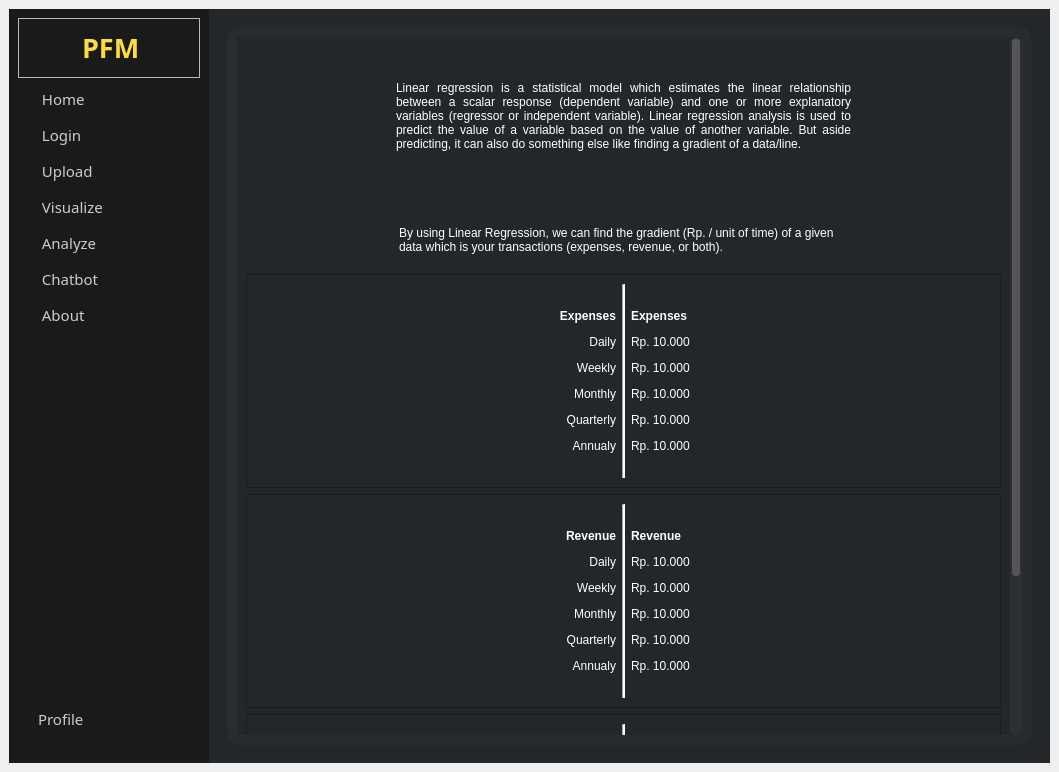
The window that UI/Master.ui (AtlasCJr/pfm) describes before a commit, drawn with Qt 5.
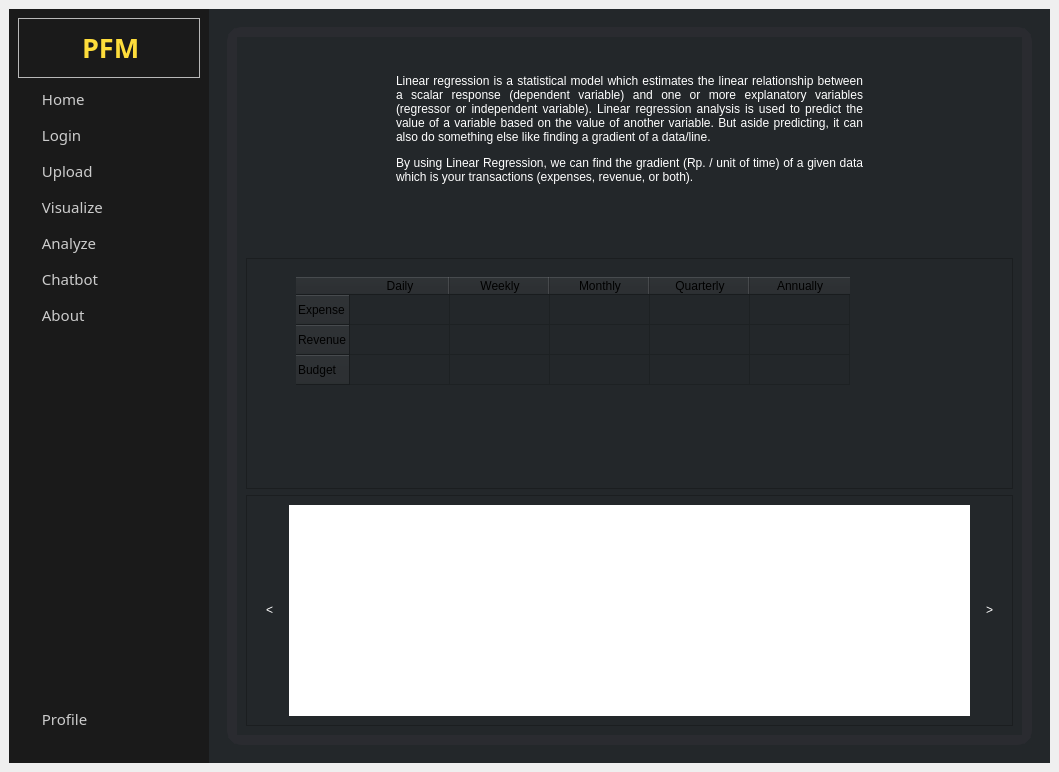
The same window after the commit. The open tabs and pages were chosen to show the change. Icons and pictures are not drawn.

Commit message: Added 'Analyze' table

What changed in the file:
```diff
--- a/UI/Master.ui
+++ b/UI/Master.ui
@@ -363,7 +363,7 @@
 text-align: left;</string>
          </property>
          <property name="text">
-          <string>Profile</string>
+          <string> Profile</string>
          </property>
          <property name="icon">
           <iconset>
@@ -1854,14 +1854,14 @@
                <rect>
                 <x>0</x>
                 <y>0</y>
-                <width>773</width>
-                <height>900</height>
+                <width>785</width>
+                <height>698</height>
                </rect>
               </property>
               <property name="minimumSize">
                <size>
                 <width>0</width>
-                <height>900</height>
+                <height>0</height>
                </size>
               </property>
               <layout class="QVBoxLayout" name="verticalLayout_21">
@@ -1884,7 +1884,7 @@
 padding: 0 150px;</string>
                  </property>
                  <property name="text">
-                  <string>&lt;html&gt;&lt;head/&gt;&lt;body&gt;&lt;p&gt;Linear regression is a statistical model which estimates the linear relationship between a scalar response (dependent variable) and one or more explanatory variables (regressor or independent variable). Linear regression analysis is used to predict the value of a variable based on the value of another variable. But aside predicting, it can also do something else like finding a gradient of a data/line.&lt;/p&gt;&lt;/body&gt;&lt;/html&gt;</string>
+                  <string>&lt;html&gt;&lt;head/&gt;&lt;body&gt;&lt;p&gt;Linear regression is a statistical model which estimates the linear relationship between a scalar response (dependent variable) and one or more explanatory variables (regressor or independent variable). Linear regression analysis is used to predict the value of a variable based on the value of another variable. But aside predicting, it can also do something else like finding a gradient of a data/line.&lt;/p&gt;&lt;p&gt;By using Linear Regression, we can find the gradient (Rp. / unit of time) of a given data which is your transactions (expenses, revenue, or both).&lt;/p&gt;&lt;/body&gt;&lt;/html&gt;</string>
                  </property>
                  <property name="alignment">
                   <set>Qt::AlignJustify|Qt::AlignVCenter</set>
@@ -1898,91 +1898,159 @@
                 </widget>
                </item>
                <item>
-                <widget class="QLabel" name="label_13">
-                 <property name="sizePolicy">
-                  <sizepolicy hsizetype="Preferred" vsizetype="Maximum">
-                   <horstretch>0</horstretch>
-                   <verstretch>0</verstretch>
-                  </sizepolicy>
+                <spacer name="verticalSpacer_10">
+                 <property name="orientation">
+                  <enum>Qt::Vertical</enum>
                  </property>
-                 <property name="text">
-                  <string/>
+                 <property name="sizeType">
+                  <enum>QSizePolicy::Fixed</enum>
                  </property>
-                 <property name="pixmap">
-                  <pixmap>../Assets/linreg_img.png</pixmap>
-                 </property>
-                 <property name="alignment">
-                  <set>Qt::AlignCenter</set>
-                 </property>
-                </widget>
-               </item>
-               <item>
-                <widget class="QLabel" name="label_12">
-                 <property name="sizePolicy">
-                  <sizepolicy hsizetype="Preferred" vsizetype="Maximum">
-                   <horstretch>0</horstretch>
-                   <verstretch>0</verstretch>
-                  </sizepolicy>
-                 </property>
-                 <property name="minimumSize">
+                 <property name="sizeHint" stdset="0">
                   <size>
-                   <width>0</width>
-                   <height>50</height>
+                   <width>20</width>
+                   <height>40</height>
                   </size>
                  </property>
-                 <property name="styleSheet">
-                  <string notr="true">color: rgb(255, 255, 255);
-padding: 0 150px;</string>
-                 </property>
-                 <property name="text">
-                  <string>By using Linear Regression, we can find the gradient (Rp. / unit of time) of a given data which is your transactions (expenses, revenue, or both).</string>
-                 </property>
-                 <property name="wordWrap">
-                  <bool>true</bool>
-                 </property>
-                </widget>
+                </spacer>
                </item>
                <item>
                 <widget class="QFrame" name="frame_21">
+                 <property name="sizePolicy">
+                  <sizepolicy hsizetype="Preferred" vsizetype="Preferred">
+                   <horstretch>0</horstretch>
+                   <verstretch>0</verstretch>
+                  </sizepolicy>
+                 </property>
                  <property name="frameShape">
                   <enum>QFrame::StyledPanel</enum>
                  </property>
                  <property name="frameShadow">
                   <enum>QFrame::Raised</enum>
                  </property>
-                 <layout class="QHBoxLayout" name="horizontalLayout_16">
+                 <layout class="QHBoxLayout" name="horizontalLayout_7">
                   <item>
-                   <widget class="QLabel" name="label_14">
-                    <property name="styleSheet">
-                     <string notr="true">color: rgb(255, 255, 255);</string>
+                   <spacer name="horizontalSpacer_3">
+                    <property name="orientation">
+                     <enum>Qt::Horizontal</enum>
                     </property>
-                    <property name="text">
-                     <string>&lt;html&gt;&lt;head/&gt;&lt;body&gt;&lt;p&gt;&lt;span style=&quot; font-weight:600;&quot;&gt;Expenses&lt;/span&gt;&lt;/p&gt;&lt;p&gt;Daily&lt;/p&gt;&lt;p&gt;Weekly&lt;/p&gt;&lt;p&gt;Monthly&lt;/p&gt;&lt;p&gt;Quarterly&lt;/p&gt;&lt;p&gt;Annualy&lt;/p&gt;&lt;/body&gt;&lt;/html&gt;</string>
+                    <property name="sizeType">
+                     <enum>QSizePolicy::Fixed</enum>
                     </property>
-                    <property name="alignment">
-                     <set>Qt::AlignRight|Qt::AlignTrailing|Qt::AlignVCenter</set>
+                    <property name="sizeHint" stdset="0">
+                     <size>
+                      <width>40</width>
+                      <height>20</height>
+                     </size>
                     </property>
-                   </widget>
+                   </spacer>
                   </item>
                   <item>
-                   <widget class="Line" name="line_2">
+                   <widget class="QTableWidget" name="linregTable">
+                    <property name="sizePolicy">
+                     <sizepolicy hsizetype="Preferred" vsizetype="Maximum">
+                      <horstretch>0</horstretch>
+                      <verstretch>0</verstretch>
+                     </sizepolicy>
+                    </property>
                     <property name="styleSheet">
-                     <string notr="true">background-color: rgb(255, 255, 255);</string>
+                     <string notr="true">QHeaderView::section {
+	color: black;
+}
+
+QTableWidget::item {
+	color: white;
+}</string>
                     </property>
-                    <property name="orientation">
-                     <enum>Qt::Vertical</enum>
+                    <property name="frameShape">
+                     <enum>QFrame::NoFrame</enum>
                     </property>
+                    <property name="editTriggers">
+                     <set>QAbstractItemView::NoEditTriggers</set>
+                    </property>
+                    <property name="showGrid">
+                     <bool>true</bool>
+                    </property>
+                    <property name="wordWrap">
+                     <bool>true</bool>
+                    </property>
+                    <attribute name="horizontalHeaderVisible">
+                     <bool>true</bool>
+                    </attribute>
+                    <attribute name="horizontalHeaderCascadingSectionResizes">
+                     <bool>false</bool>
+                    </attribute>
+                    <attribute name="horizontalHeaderHighlightSections">
+                     <bool>true</bool>
+                    </attribute>
+                    <attribute name="horizontalHeaderMinimumSectionSize">
+                     <number>39</number>
+                    </attribute>
+                    <attribute name="horizontalHeaderStretchLastSection">
+                     <bool>false</bool>
+                    </attribute>
+                    <attribute name="verticalHeaderShowSortIndicator" stdset="0">
+                     <bool>false</bool>
+                    </attribute>
+                    <attribute name="verticalHeaderStretchLastSection">
+                     <bool>false</bool>
+                    </attribute>
+                    <row>
+                     <property name="text">
+                      <string>Expense</string>
+                     </property>
+                    </row>
+                    <row>
+                     <property name="text">
+                      <string>Revenue</string>
+                     </property>
+                    </row>
+                    <row>
+                     <property name="text">
+                      <string>Budget</string>
+                     </property>
+                    </row>
+                    <column>
+                     <property name="text">
+                      <string>Daily</string>
+                     </property>
+                    </column>
+                    <column>
+                     <property name="text">
+                      <string>Weekly</string>
+                     </property>
+                    </column>
+                    <column>
+                     <property name="text">
+                      <string>Monthly</string>
+                     </property>
+                    </column>
+                    <column>
+                     <property name="text">
+                      <string>Quarterly</string>
+                     </property>
+                    </column>
+                    <column>
+                     <property name="text">
+                      <string>Annually</string>
+                     </property>
+                    </column>
                    </widget>
                   </item>
                   <item>
-                   <widget class="QLabel" name="label_15">
-                    <property name="styleSheet">
-                     <string notr="true">color: rgb(255, 255, 255);</string>
+                   <spacer name="horizontalSpacer_4">
+                    <property name="orientation">
+                     <enum>Qt::Horizontal</enum>
                     </property>
-                    <property name="text">
-                     <string>&lt;html&gt;&lt;head/&gt;&lt;body&gt;&lt;p&gt;&lt;span style=&quot; font-weight:600;&quot;&gt;Expenses&lt;/span&gt;&lt;/p&gt;&lt;p&gt;Rp. 10.000&lt;/p&gt;&lt;p&gt;Rp. 10.000&lt;/p&gt;&lt;p&gt;Rp. 10.000&lt;/p&gt;&lt;p&gt;Rp. 10.000&lt;/p&gt;&lt;p&gt;Rp. 10.000&lt;/p&gt;&lt;/body&gt;&lt;/html&gt;</string>
+                    <property name="sizeType">
+                     <enum>QSizePolicy::Fixed</enum>
                     </property>
-                   </widget>
+                    <property name="sizeHint" stdset="0">
+                     <size>
+                      <width>40</width>
+                      <height>20</height>
+                     </size>
+                    </property>
+                   </spacer>
                   </item>
                  </layout>
                 </widget>
@@ -1995,82 +2063,47 @@
                  <property name="frameShadow">
                   <enum>QFrame::Raised</enum>
                  </property>
-                 <layout class="QHBoxLayout" name="horizontalLayout_17">
+                 <layout class="QHBoxLayout" name="horizontalLayout_16">
                   <item>
-                   <widget class="QLabel" name="label_16">
+                   <widget class="QPushButton" name="pushButton">
+                    <property name="sizePolicy">
+                     <sizepolicy hsizetype="Maximum" vsizetype="Maximum">
+                      <horstretch>0</horstretch>
+                      <verstretch>0</verstretch>
+                     </sizepolicy>
+                    </property>
                     <property name="styleSheet">
-                     <string notr="true">color: rgb(255, 255, 255);</string>
+                     <string notr="true">border: none;
+color: rgb(255, 255, 255);
+padding: 10px;</string>
                     </property>
                     <property name="text">
-                     <string>&lt;html&gt;&lt;head/&gt;&lt;body&gt;&lt;p&gt;&lt;span style=&quot; font-weight:600;&quot;&gt;Revenue&lt;/span&gt;&lt;/p&gt;&lt;p&gt;Daily&lt;/p&gt;&lt;p&gt;Weekly&lt;/p&gt;&lt;p&gt;Monthly&lt;/p&gt;&lt;p&gt;Quarterly&lt;/p&gt;&lt;p&gt;Annualy&lt;/p&gt;&lt;/body&gt;&lt;/html&gt;</string>
+                     <string>&lt;</string>
                     </property>
-                    <property name="alignment">
-                     <set>Qt::AlignRight|Qt::AlignTrailing|Qt::AlignVCenter</set>
-                    </property>
                    </widget>
                   </item>
                   <item>
-                   <widget class="Line" name="line_3">
+                   <widget class="QWidget" name="widget" native="true">
                     <property name="styleSheet">
                      <string notr="true">background-color: rgb(255, 255, 255);</string>
                     </property>
-                    <property name="orientation">
-                     <enum>Qt::Vertical</enum>
-                    </property>
                    </widget>
                   </item>
                   <item>
-                   <widget class="QLabel" name="label_17">
-                    <property name="styleSheet">
-                     <string notr="true">color: rgb(255, 255, 255);</string>
+                   <widget class="QPushButton" name="pushButton_2">
+                    <property name="sizePolicy">
+                     <sizepolicy hsizetype="Maximum" vsizetype="Maximum">
+                      <horstretch>0</horstretch>
+                      <verstretch>0</verstretch>
+                     </sizepolicy>
                     </property>
-                    <property name="text">
-                     <string>&lt;html&gt;&lt;head/&gt;&lt;body&gt;&lt;p&gt;&lt;span style=&quot; font-weight:600;&quot;&gt;Revenue&lt;/span&gt;&lt;/p&gt;&lt;p&gt;Rp. 10.000&lt;/p&gt;&lt;p&gt;Rp. 10.000&lt;/p&gt;&lt;p&gt;Rp. 10.000&lt;/p&gt;&lt;p&gt;Rp. 10.000&lt;/p&gt;&lt;p&gt;Rp. 10.000&lt;/p&gt;&lt;/body&gt;&lt;/html&gt;</string>
-                    </property>
-                   </widget>
-                  </item>
-                 </layout>
-                </widget>
-               </item>
-               <item>
-                <widget class="QFrame" name="frame_24">
-                 <property name="frameShape">
-                  <enum>QFrame::StyledPanel</enum>
-                 </property>
-                 <property name="frameShadow">
-                  <enum>QFrame::Raised</enum>
-                 </property>
-                 <layout class="QHBoxLayout" name="horizontalLayout_18">
-                  <item>
-                   <widget class="QLabel" name="label_18">
                     <property name="styleSheet">
-                     <string notr="true">color: rgb(255, 255, 255);</string>
+                     <string notr="true">border: none;
+color: rgb(255, 255, 255);
+padding: 10px;</string>
                     </property>
                     <property name="text">
-                     <string>&lt;html&gt;&lt;head/&gt;&lt;body&gt;&lt;p&gt;&lt;span style=&quot; font-weight:600;&quot;&gt;Budget&lt;/span&gt;&lt;/p&gt;&lt;p&gt;Daily&lt;/p&gt;&lt;p&gt;Weekly&lt;/p&gt;&lt;p&gt;Monthly&lt;/p&gt;&lt;p&gt;Quarterly&lt;/p&gt;&lt;p&gt;Annualy&lt;/p&gt;&lt;/body&gt;&lt;/html&gt;</string>
-                    </property>
-                    <property name="alignment">
-                     <set>Qt::AlignRight|Qt::AlignTrailing|Qt::AlignVCenter</set>
-                    </property>
-                   </widget>
-                  </item>
-                  <item>
-                   <widget class="Line" name="line_4">
-                    <property name="styleSheet">
-                     <string notr="true">background-color: rgb(255, 255, 255);</string>
-                    </property>
-                    <property name="orientation">
-                     <enum>Qt::Vertical</enum>
-                    </property>
-                   </widget>
-                  </item>
-                  <item>
-                   <widget class="QLabel" name="label_19">
-                    <property name="styleSheet">
-                     <string notr="true">color: rgb(255, 255, 255);</string>
-                    </property>
-                    <property name="text">
-                     <string>&lt;html&gt;&lt;head/&gt;&lt;body&gt;&lt;p&gt;&lt;span style=&quot; font-weight:600;&quot;&gt;Budget&lt;/span&gt;&lt;/p&gt;&lt;p&gt;Rp. 10.000&lt;/p&gt;&lt;p&gt;Rp. 10.000&lt;/p&gt;&lt;p&gt;Rp. 10.000&lt;/p&gt;&lt;p&gt;Rp. 10.000&lt;/p&gt;&lt;p&gt;Rp. 10.000&lt;/p&gt;&lt;/body&gt;&lt;/html&gt;</string>
+                     <string>&gt;</string>
                     </property>
                    </widget>
                   </item>
```
Left out of the diff: 68 changed lines with no effect on the pictures. The commit also changes 9 other files.
